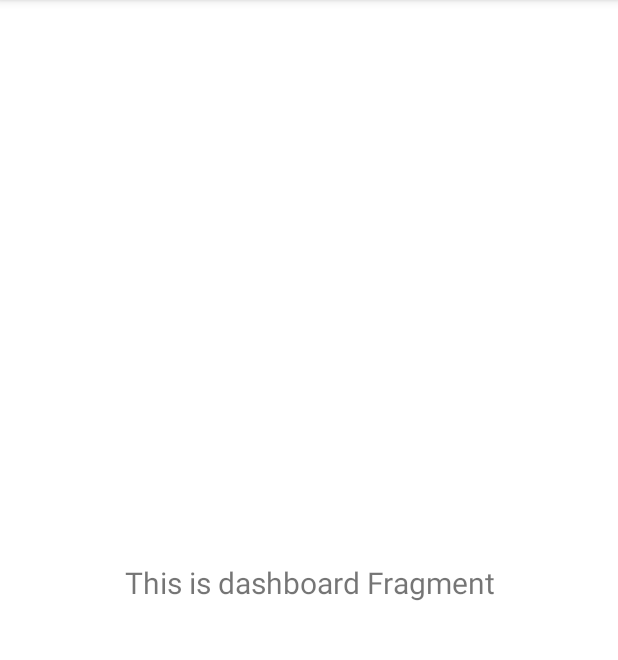
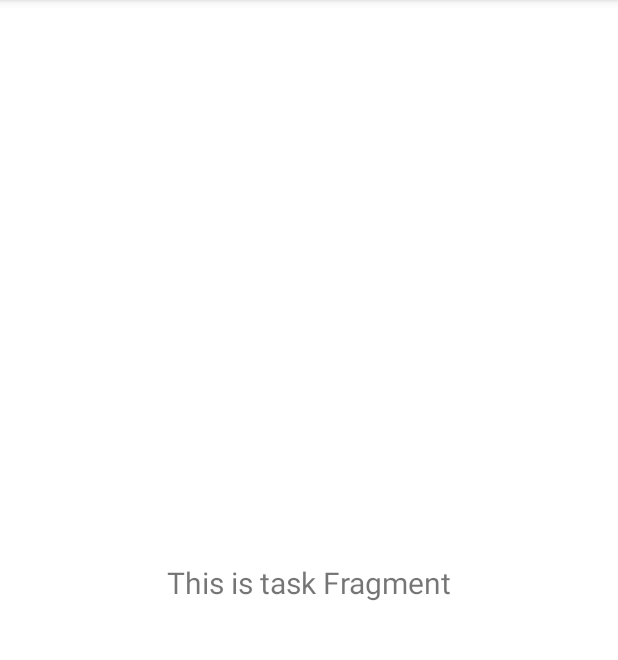
Before and after one commit to eeryyy282/virtual-class-universitas-nurdin-hamzah, an Android app: the fragment TaskFragment shown on its own in the app's theme, on a phone screen of 412 x 824 dp, the part 84-744 px from its top. Run offline under Robolectric (Android 15) with nearby library versions, the phone set to English and light mode, and no system bars.

Commit message:
Refactor: Rename Dashboard to Task
This commit renames all instances of "Dashboard" to "Task" throughout the project. This includes renaming the `DashboardViewModel` and `DashboardFragment` files and classes to `TaskViewModel` and `TaskFragment` respectively, updating the associated XML layouts (`fragment_dashboard.xml` to `fragment_task.xml`), and changing the relevant string resource (`title_dashboard` to `title_task`). The navigation graph and bottom navigation menu have also been updated to reflect the new "Task" destination. [1]

```diff
--- a/app/src/main/AndroidManifest.xml
+++ b/app/src/main/AndroidManifest.xml
@@ -13,7 +13,7 @@
         android:theme="@style/Theme.VirtualClassUniversitasNurdinHamzah"
         tools:targetApi="31">
         <activity
-            android:name=".MainActivity"
+            android:name="com.mjs.virtualclassuniversitasnurdinhamzah.MainActivity"
             android:exported="true">
             <intent-filter>
                 <action android:name="android.intent.action.MAIN" />
--- a/app/src/main/java/com/mjs/virtualclassuniversitasnurdinhamzah/MainActivity.kt
+++ b/app/src/main/java/com/mjs/virtualclassuniversitasnurdinhamzah/MainActivity.kt
@@ -26,7 +26,7 @@ class MainActivity : AppCompatActivity() {
         val appBarConfiguration = AppBarConfiguration(
             setOf(
                 R.id.navigation_home,
-                R.id.navigation_dashboard,
+                R.id.navigation_task,
                 R.id.navigation_notifications
             )
         )
--- a/app/src/main/java/com/mjs/virtualclassuniversitasnurdinhamzah/ui/dashboard/DashboardFragment.kt
+++ b/app/src/main/java/com/mjs/virtualclassuniversitasnurdinhamzah/ui/task/TaskFragment.kt
@@ -1,4 +1,4 @@
-package com.mjs.virtualclassuniversitasnurdinhamzah.ui.dashboard
+package com.mjs.virtualclassuniversitasnurdinhamzah.ui.task
 
 import android.os.Bundle
 import android.view.LayoutInflater
@@ -7,11 +7,11 @@ import android.view.ViewGroup
 import android.widget.TextView
 import androidx.fragment.app.Fragment
 import androidx.lifecycle.ViewModelProvider
-import com.mjs.virtual_class_universitas_nurdin_hamzah.databinding.FragmentDashboardBinding
+import com.mjs.virtual_class_universitas_nurdin_hamzah.databinding.FragmentTaskBinding
 
-class DashboardFragment : Fragment() {
+class TaskFragment : Fragment() {
 
-    private var _binding: FragmentDashboardBinding? = null
+    private var _binding: FragmentTaskBinding? = null
 
     private val binding get() = _binding!!
 
@@ -20,14 +20,14 @@ class DashboardFragment : Fragment() {
         container: ViewGroup?,
         savedInstanceState: Bundle?
     ): View {
-        val dashboardViewModel =
-            ViewModelProvider(this)[DashboardViewModel::class.java]
+        val taskViewModel =
+            ViewModelProvider(this)[TaskViewModel::class.java]
 
-        _binding = FragmentDashboardBinding.inflate(inflater, container, false)
+        _binding = FragmentTaskBinding.inflate(inflater, container, false)
         val root: View = binding.root
 
-        val textView: TextView = binding.textDashboard
-        dashboardViewModel.text.observe(viewLifecycleOwner) {
+        val textView: TextView = binding.textTask
+        taskViewModel.text.observe(viewLifecycleOwner) {
             textView.text = it
         }
         return root
--- a/app/src/main/java/com/mjs/virtualclassuniversitasnurdinhamzah/ui/dashboard/DashboardViewModel.kt
+++ b/app/src/main/java/com/mjs/virtualclassuniversitasnurdinhamzah/ui/task/TaskViewModel.kt
@@ -1,13 +1,13 @@
-package com.mjs.virtualclassuniversitasnurdinhamzah.ui.dashboard
+package com.mjs.virtualclassuniversitasnurdinhamzah.ui.task
 
 import androidx.lifecycle.LiveData
 import androidx.lifecycle.MutableLiveData
 import androidx.lifecycle.ViewModel
 
-class DashboardViewModel : ViewModel() {
+class TaskViewModel : ViewModel() {
 
     private val _text = MutableLiveData<String>().apply {
-        value = "This is dashboard Fragment"
+        value = "This is task Fragment"
     }
     val text: LiveData<String> = _text
 }
--- a/app/src/main/res/layout/fragment_home.xml
+++ b/app/src/main/res/layout/fragment_home.xml
@@ -4,7 +4,7 @@
     xmlns:tools="http://schemas.android.com/tools"
     android:layout_width="match_parent"
     android:layout_height="match_parent"
-    tools:context=".ui.home.HomeFragment">
+    tools:context="com.mjs.virtualclassuniversitasnurdinhamzah.ui.home.HomeFragment">
 
     <TextView
         android:id="@+id/text_home"
--- a/app/src/main/res/layout/fragment_notifications.xml
+++ b/app/src/main/res/layout/fragment_notifications.xml
@@ -4,7 +4,7 @@
     xmlns:tools="http://schemas.android.com/tools"
     android:layout_width="match_parent"
     android:layout_height="match_parent"
-    tools:context=".ui.notifications.NotificationsFragment">
+    tools:context="com.mjs.virtualclassuniversitasnurdinhamzah.ui.notifications.NotificationsFragment">
 
     <TextView
         android:id="@+id/text_notifications"
--- a/app/src/main/res/layout/fragment_dashboard.xml
+++ b/app/src/main/res/layout/fragment_task.xml
@@ -4,10 +4,10 @@
     xmlns:tools="http://schemas.android.com/tools"
     android:layout_width="match_parent"
     android:layout_height="match_parent"
-    tools:context=".ui.dashboard.DashboardFragment">
+    tools:context="com.mjs.virtualclassuniversitasnurdinhamzah.ui.task.TaskFragment">
 
     <TextView
-        android:id="@+id/text_dashboard"
+        android:id="@+id/text_task"
         android:layout_width="match_parent"
         android:layout_height="wrap_content"
         android:layout_marginStart="8dp"
--- a/app/src/main/res/menu/bottom_nav_menu.xml
+++ b/app/src/main/res/menu/bottom_nav_menu.xml
@@ -7,9 +7,9 @@
         android:title="@string/title_home" />
 
     <item
-        android:id="@+id/navigation_dashboard"
+        android:id="@+id/navigation_task"
         android:icon="@drawable/ic_dashboard_black_24dp"
-        android:title="@string/title_dashboard" />
+        android:title="@string/title_task" />
 
     <item
         android:id="@+id/navigation_notifications"
--- a/app/src/main/res/navigation/mobile_navigation.xml
+++ b/app/src/main/res/navigation/mobile_navigation.xml
@@ -12,10 +12,10 @@
         tools:layout="@layout/fragment_home" />
 
     <fragment
-        android:id="@+id/navigation_dashboard"
-        android:name="com.mjs.virtualclassuniversitasnurdinhamzah.ui.dashboard.DashboardFragment"
-        android:label="@string/title_dashboard"
-        tools:layout="@layout/fragment_dashboard" />
+        android:id="@+id/navigation_task"
+        android:name="com.mjs.virtualclassuniversitasnurdinhamzah.ui.task.TaskFragment"
+        android:label="@string/title_task"
+        tools:layout="@layout/fragment_task" />
 
     <fragment
         android:id="@+id/navigation_notifications"
--- a/app/src/main/res/values/strings.xml
+++ b/app/src/main/res/values/strings.xml
@@ -1,6 +1,6 @@
 <resources>
     <string name="app_name">Virtual Class Universitas Nurdin Hamzah</string>
     <string name="title_home">Home</string>
-    <string name="title_dashboard">Dashboard</string>
+    <string name="title_task">Task</string>
     <string name="title_notifications">Notifications</string>
 </resources>
```
